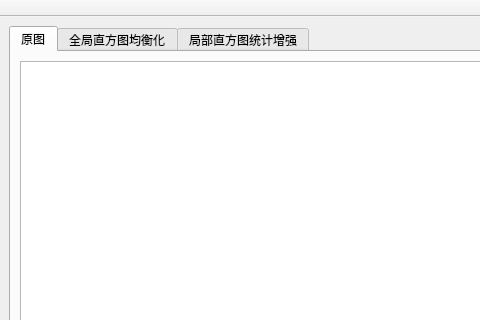
The window that DIP-src/mainwindow.ui (miRoox/HIT-DigitalImageProcessing-Postgraduate) describes before a commit, drawn with Qt 5; both pictures show x 0 to 480 and y 0 to 320 of the 1000 by 550 pixel window.
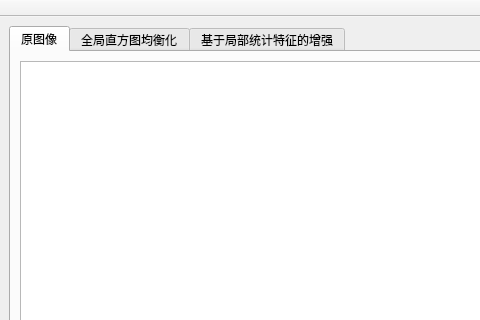
The same window after the commit. Custom widgets are drawn as their Qt base class.

```diff
--- a/DIP-src/mainwindow.ui
+++ b/DIP-src/mainwindow.ui
@@ -25,7 +25,7 @@
       </property>
       <widget class="QWidget" name="originTab">
        <attribute name="title">
-        <string>原图</string>
+        <string>原图像</string>
        </attribute>
        <layout class="QHBoxLayout" name="horizontalLayout_2">
         <item>
@@ -85,7 +85,7 @@
       </widget>
       <widget class="QWidget" name="localEnhTab">
        <attribute name="title">
-        <string>局部直方图统计增强</string>
+        <string>基于局部统计特征的增强</string>
        </attribute>
        <layout class="QVBoxLayout" name="verticalLayout">
         <item>
```
Left out of the diff: 5 changed lines with no effect on the pictures.
